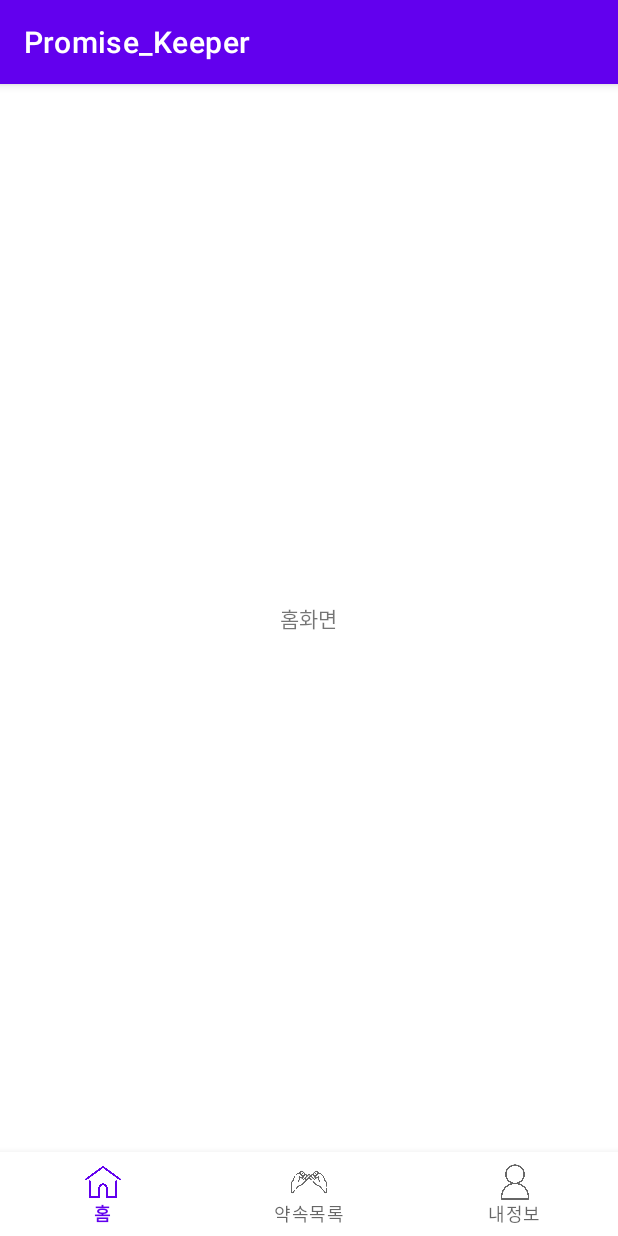
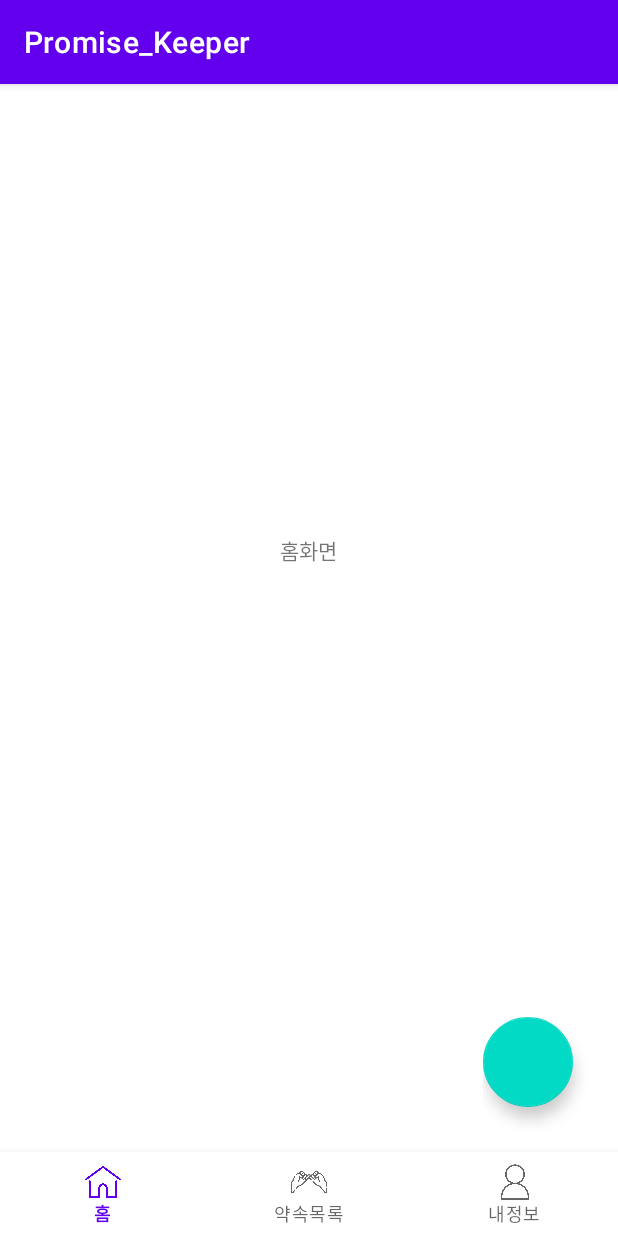
Before and after one commit to JaeCheon0222/Promise_Keeper, an Android app: the MainActivity screen opened directly, with no data from a screen before it, on a phone screen of 412 x 824 dp. Run offline under Robolectric (Android 15) with nearby library versions, the phone set to English and light mode, and no system bars; our stand-ins replace data binding; network calls fail.

Commit message:
#5 입력 할 수 있는 부분만 작성 - 네이버 맵 연동 후 다시 진행

```diff
--- a/app/src/main/AndroidManifest.xml
+++ b/app/src/main/AndroidManifest.xml
@@ -11,6 +11,9 @@
         android:roundIcon="@mipmap/ic_launcher_round"
         android:supportsRtl="true"
         android:theme="@style/Theme.Promise_Keeper">
+        <activity
+            android:name=".activities.detail.PromiseDetailActivity"
+            android:exported="false" />
         <activity
             android:name=".activities.sign_in_out.SignUpActivity"
             android:exported="false" />
--- a/app/src/main/java/com/jc/promise_keeper/MainActivity.kt
+++ b/app/src/main/java/com/jc/promise_keeper/MainActivity.kt
@@ -1,11 +1,14 @@
 package com.jc.promise_keeper
 
+import android.view.View
 import androidx.viewpager2.widget.ViewPager2
 import com.jc.promise_keeper.activities.adapter.MainViewPagerAdapter
+import com.jc.promise_keeper.activities.detail.PromiseDetailActivity
 import com.jc.promise_keeper.common.util.UtilityBase
 import com.jc.promise_keeper.databinding.ActivityMainBinding
 
-class MainActivity : UtilityBase.BaseAppCompatActivity<ActivityMainBinding>(R.layout.activity_main) {
+class MainActivity :
+    UtilityBase.BaseAppCompatActivity<ActivityMainBinding>(R.layout.activity_main) {
 
     override fun ActivityMainBinding.onCreate() {
 
@@ -25,14 +28,21 @@ class MainActivity : UtilityBase.BaseAppCompatActivity<ActivityMainBinding>(R.la
 
         setUpBottomNavSelected()
         moveViewPager()
+        addPromise()
+    }
+
+    private fun addPromise() = with(binding) {
+
+        floatingButton.setOnClickListener {
+            goToActivityIsFinish(PromiseDetailActivity::class.java)
+        }
 
     }
-
 
     private fun setUpBottomNavSelected() {
 
         binding.mainBottomNav.setOnItemSelectedListener {
-            when(it.itemId) {
+            when (it.itemId) {
                 R.id.nav_home -> {
                     binding.mainViewPager.currentItem = 0
                 }
@@ -51,15 +61,25 @@ class MainActivity : UtilityBase.BaseAppCompatActivity<ActivityMainBinding>(R.la
 
     private fun moveViewPager() {
 
-        binding.mainViewPager.registerOnPageChangeCallback(object: ViewPager2.OnPageChangeCallback() {
+        binding.mainViewPager.registerOnPageChangeCallback(object :
+            ViewPager2.OnPageChangeCallback() {
 
             override fun onPageSelected(position: Int) {
                 super.onPageSelected(position)
 
-                binding.mainBottomNav.selectedItemId = when(position) {
-                    0 -> R.id.nav_home
-                    1 -> R.id.nav_appointments
-                    else -> R.id.nav_profile
+                binding.mainBottomNav.selectedItemId = when (position) {
+                    0 -> {
+                        binding.floatingButton.visibility = View.VISIBLE
+                        R.id.nav_home
+                    }
+                    1 -> {
+                        binding.floatingButton.visibility = View.VISIBLE
+                        R.id.nav_appointments
+                    }
+                    else -> {
+                        binding.floatingButton.visibility = View.GONE
+                        R.id.nav_profile
+                    }
                 }
 
             }
--- a/app/src/main/res/layout/activity_main.xml
+++ b/app/src/main/res/layout/activity_main.xml
@@ -15,6 +15,20 @@
             android:layout_height="0dp"
             android:layout_weight="1" />
 
+        <FrameLayout
+            android:layout_width="wrap_content"
+            android:layout_height="wrap_content"
+            android:layout_gravity="end">
+
+            <com.google.android.material.floatingactionbutton.FloatingActionButton
+                android:id="@+id/floatingButton"
+                android:layout_width="60dp"
+                android:layout_height="60dp"
+                android:layout_marginEnd="30dp"
+                android:layout_marginBottom="30dp" />
+
+        </FrameLayout>
+
         <com.google.android.material.bottomnavigation.BottomNavigationView
             android:id="@+id/mainBottomNav"
             android:layout_width="match_parent"
```
Also changed, not shown: app/src/main/java/com/jc/promise_keeper/activities/detail/PromiseDetailActivity.kt (added, +15 -0 lines), app/src/main/java/com/jc/promise_keeper/activities/sign_in_out/SignInActivity.kt (+5 -2 lines), app/src/main/res/layout/activity_promise_detail.xml (added, +52 -0 lines), app/src/main/res/layout/fragment_promise.xml (+4 -4 lines). Lines whose indentation alone changed are shown as unchanged.
